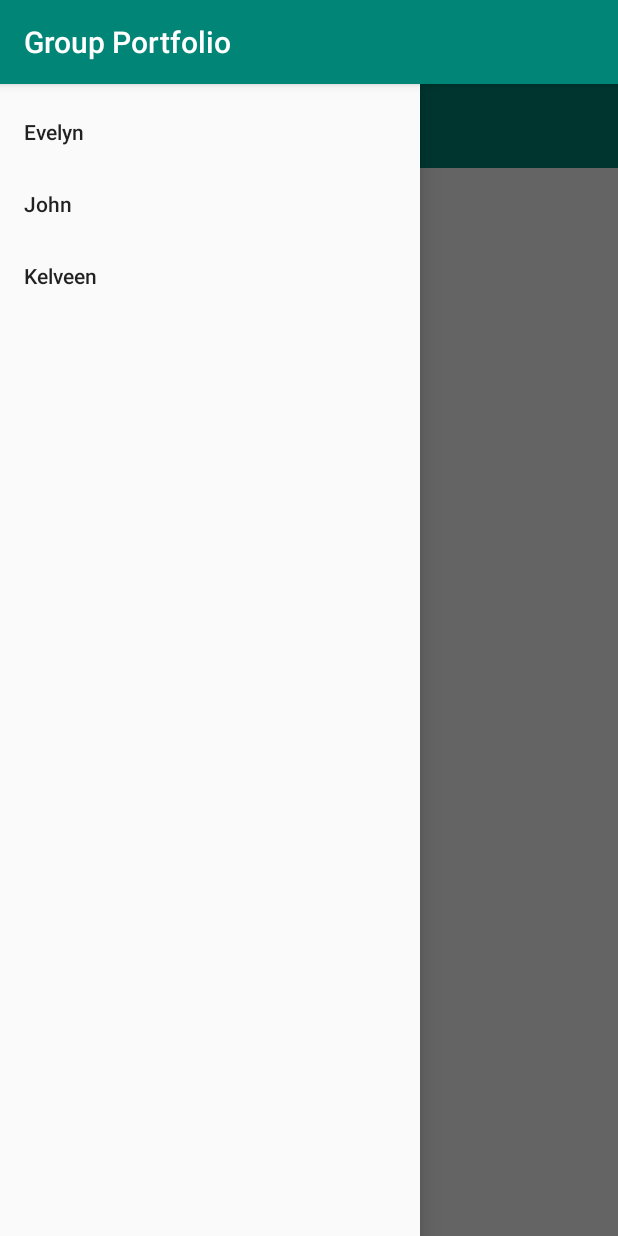
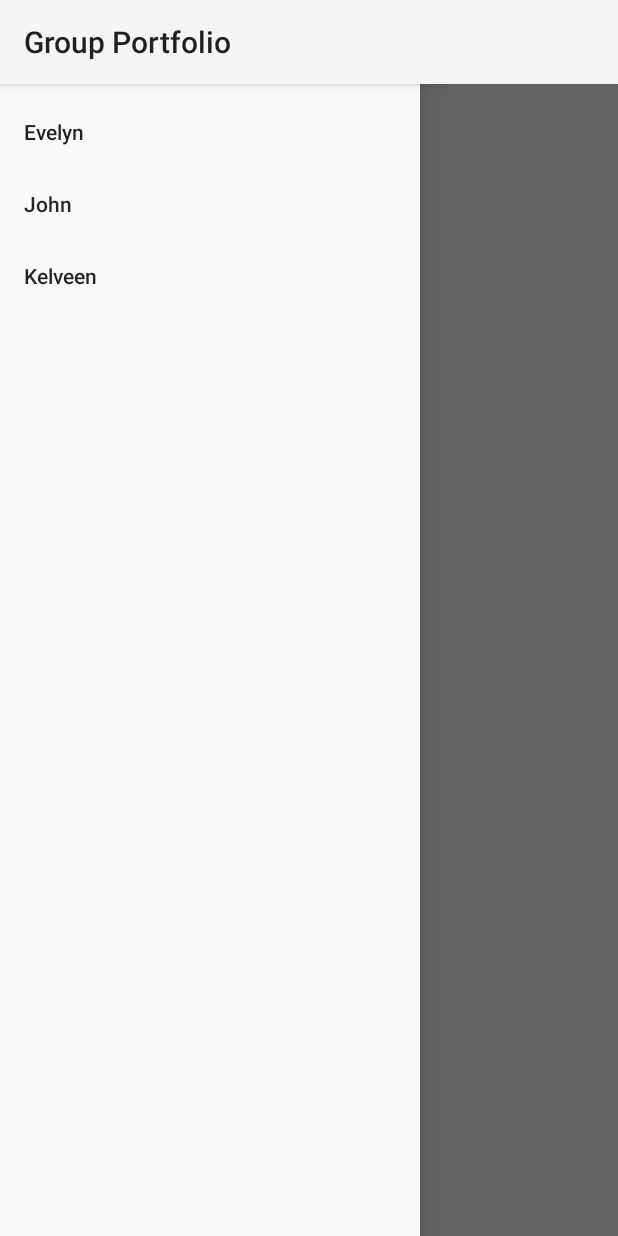
Before and after one commit to kelveenfabian/Group_portfolio, an Android app: the screen it shows after launch (ChoosePerson), with the side drawer open, on a phone screen of 412 x 824 dp. Run offline under Robolectric (Android 15) with nearby library versions, the phone set to English and light mode, and no system bars.

Commit message:
Toolbar deletion

```diff
--- a/app/src/main/java/org/pursuit/Group_portfolio_HW_TEAM_THE_TRIPLE_THREAT/ChoosePerson.java
+++ b/app/src/main/java/org/pursuit/Group_portfolio_HW_TEAM_THE_TRIPLE_THREAT/ChoosePerson.java
@@ -20,7 +20,6 @@ public class ChoosePerson extends AppCompatActivity {
     private Button evelynBtn;
     private DrawerLayout drawerLayout;
     private NavigationView navView;
-    private android.support.v7.widget.Toolbar toolbar;
 
 
     @Override
@@ -29,12 +28,6 @@ public class ChoosePerson extends AppCompatActivity {
         setContentView(R.layout.nav_drawer);
 
         drawerLayout = findViewById(R.id.nav_drawer);
-
-        toolbar = (android.support.v7.widget.Toolbar) findViewById(R.id.toolbar);
-//        ActionBar actionBar = (ActionBar) getSupportActionBar();
-//        actionBar.setDisplayHomeAsUpEnabled(true);
-//        actionBar.setHomeAsUpIndicator(R.drawable.ic_launcher_foreground);
-
 
         navView = findViewById(R.id.nav_view);
         navView.setNavigationItemSelectedListener(new NavigationView.OnNavigationItemSelectedListener() {
--- a/app/src/main/res/layout/nav_drawer.xml
+++ b/app/src/main/res/layout/nav_drawer.xml
@@ -10,14 +10,14 @@
         android:layout_width="match_parent"
         android:layout_height="match_parent">
 
-        <android.support.v7.widget.Toolbar
-            android:id="@+id/toolbar"
-            android:layout_width="match_parent"
-            android:layout_height="?attr/actionBarSize"
-            android:background="?attr/colorPrimary"
-            android:theme="@style/ThemeOverlay.AppCompat.ActionBar">
+        <!--<android.support.v7.widget.Toolbar-->
+            <!--android:id="@+id/toolbar"-->
+            <!--android:layout_width="match_parent"-->
+            <!--android:layout_height="?attr/actionBarSize"-->
+            <!--android:background="?attr/colorPrimary"-->
+            <!--android:theme="@style/ThemeOverlay.AppCompat.ActionBar">-->
 
-        </android.support.v7.widget.Toolbar>
+        <!--</android.support.v7.widget.Toolbar>-->
 
     </FrameLayout>
 
--- a/app/src/main/res/values-v21/styles.xml
+++ /dev/null
@@ -1 +0,0 @@
-<resources></resources>
--- a/app/src/main/res/values/styles.xml
+++ /dev/null
@@ -1,22 +0,0 @@
-<resources>
-
-    <!-- Base application theme. -->
-    <style name="AppTheme" parent="Theme.AppCompat.Light.DarkActionBar">
-        <!-- Customize your theme here. -->
-        <item name="android:actionOverflowButtonStyle">@style/OverFlow</item>
-        <item name="colorPrimary">@color/colorPrimary</item>
-        <item name="colorPrimaryDark">@color/colorPrimaryDark</item>
-        <item name="colorAccent">@color/colorAccent</item>
-    </style>
-
-
-    <style name="OverFlow" parent="@android:style/Widget.Holo.ActionButton.Overflow">
-        <item name="android:src">@mipmap/github_marklight</item>
-        <item name="android:background">?android:attr/actionBarItemBackground</item>
-    </style>
-
-    <style name="AppBarOverlay" parent="ThemeOverlay.AppCompat.Dark.ActionBar" />
-
-    <style name="PopupOverlay" parent="ThemeOverlay.AppCompat.Light" />
-
-</resources>
```
